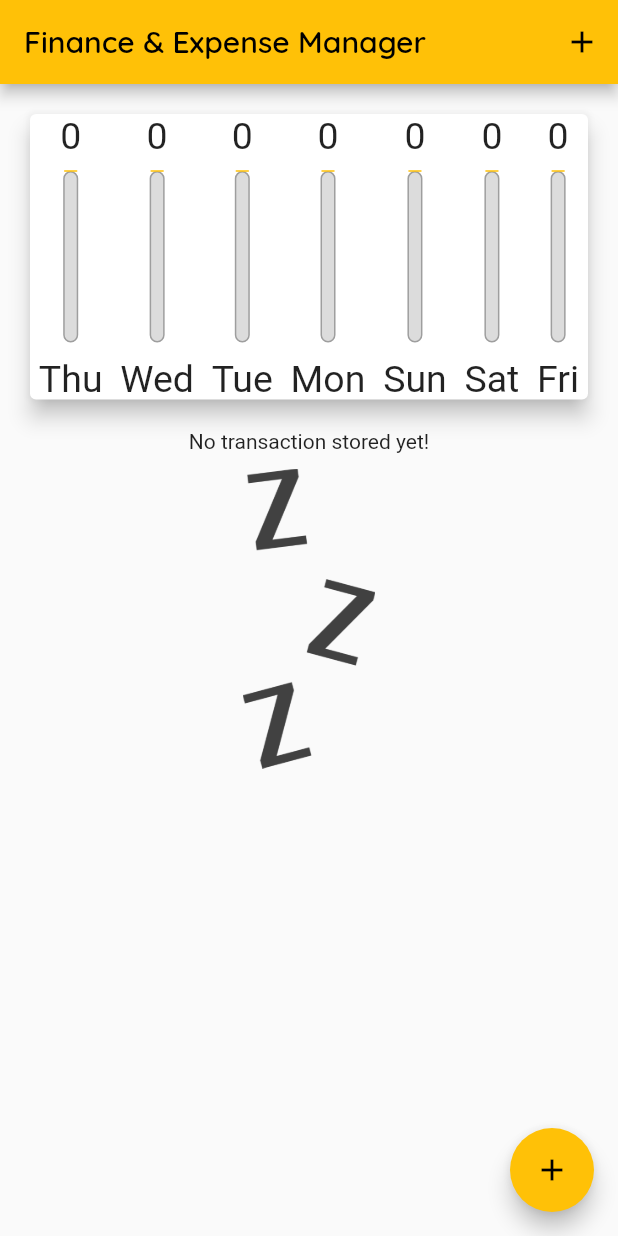
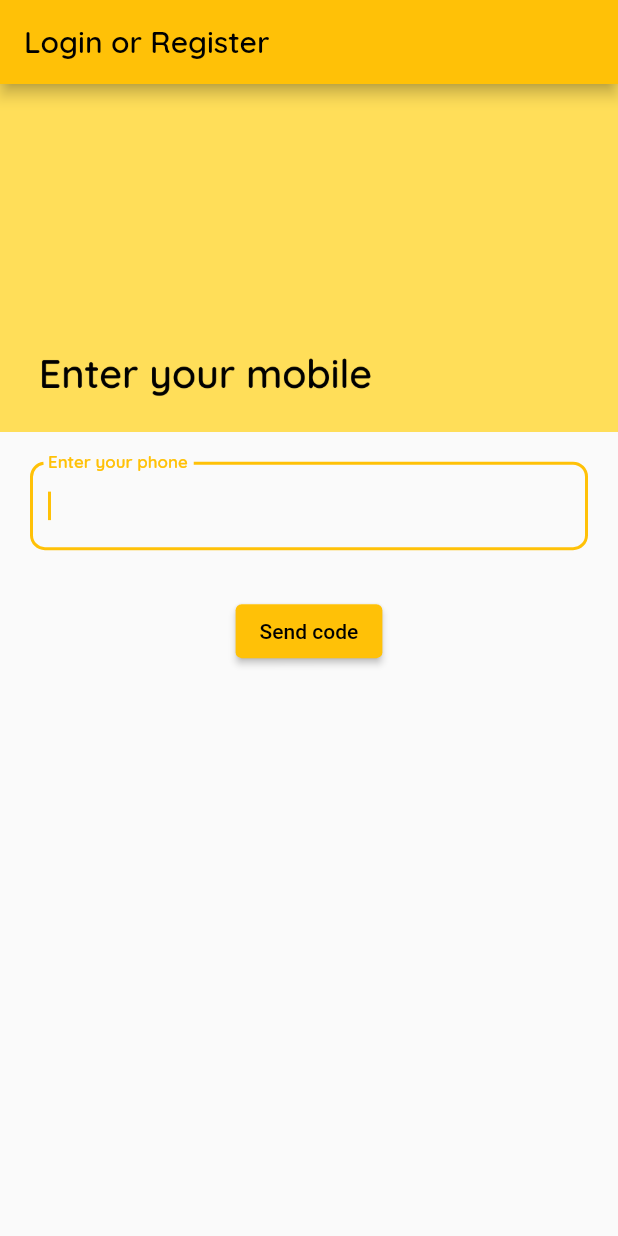
Before and after one commit to abhinavmishra-0302/expenses_and_finances_app, a Flutter app: the screen it shows after launch, on a phone screen of 412 x 824 dp. Run offline on Flutter 3.47's test engine with Material 2 defaults, Android fonts, the phone set to English and light mode, and no system bars; our stand-ins replace firebase_auth, firebase_core, fluttertoast; accounts and stored records are empty.

Commit message:
login page added

```diff
--- a/lib/main.dart
+++ b/lib/main.dart
@@ -1,16 +1,20 @@
-import 'package:expenses_and_finances/widgets/chart.dart';
-import 'package:expenses_and_finances/widgets/new_transaction.dart';
-import 'package:expenses_and_finances/widgets/transaction_list.dart';
+import 'package:expenses_and_finances/pages/home_page.dart';
+import 'package:expenses_and_finances/pages/login_page.dart';
+import 'package:firebase_auth/firebase_auth.dart';
+import 'package:firebase_core/firebase_core.dart';
 import 'package:flutter/material.dart';
 
-import 'models/transaction.dart';
 
-void main() {
-  runApp(const MyApp());
+void main() async{
+  WidgetsFlutterBinding.ensureInitialized();
+  await Firebase.initializeApp();
+  runApp(MyApp());
 }
 
 class MyApp extends StatelessWidget {
-  const MyApp({super.key});
+  MyApp({super.key});
+
+  User? user = FirebaseAuth.instance.currentUser;
 
   // This widget is the root of your application.
   @override
@@ -33,91 +37,7 @@ class MyApp extends StatelessWidget {
                   fontFamily: 'Quicksand',
                   fontWeight: FontWeight.normal,
                   fontSize: 10))),
-      home: MyHomePage(),
+      home: user == null ? LoginPage() : MyHomePage(),
     );
   }
 }
-
-class MyHomePage extends StatefulWidget {
-  @override
-  _MyHomePageState createState() {
-    return _MyHomePageState();
-  }
-}
-
-class _MyHomePageState extends State<MyHomePage> {
-  final titleController = TextEditingController();
-  final amountController = TextEditingController();
-
-  final List<Transaction> _userTransactions = [];
-
-  void _addNewTransaction(String title, double amount, DateTime _txnDate) {
-    final newTxn =
-        Transaction(DateTime.now().toString(), title, amount, _txnDate);
-    setState(() {
-      _userTransactions.add(newTxn);
-    });
-  }
-
-  void _startAddNewTransaction(BuildContext context) {
-    showModalBottomSheet(
-        context: context,
-        builder: (_) {
-          return NewTransaction(_addNewTransaction);
-        });
-  }
-
-  List<Transaction> get _recentTransaction {
-    return _userTransactions.where((tx) {
-      return tx.dateOfTxn.isAfter(
-        DateTime.now().subtract(Duration(days: 7)),
-      );
-    }).toList();
-  }
-
-  @override
-  Widget build(BuildContext context) {
-    final appBar = AppBar(
-      title: const Text("Finance & Expense Manager"),
-      actions: [
-        IconButton(
-          onPressed: () {
-            _startAddNewTransaction(context);
-          },
-          icon: Icon(Icons.add),
-        )
-      ],
-    );
-    return Scaffold(
-      appBar: appBar,
-      body: SingleChildScrollView(
-          child: Column(
-        mainAxisAlignment: MainAxisAlignment.start,
-        crossAxisAlignment: CrossAxisAlignment.center,
-        children: [
-          Container(
-              height: (MediaQuery.of(context).size.height -
-                      appBar.preferredSize.height -
-                      MediaQuery.of(context).padding.top) *
-                  0.3,
-              child: Chart(_recentTransaction)),
-          Container(
-              height: (MediaQuery.of(context).size.height -
-                      appBar.preferredSize.height -
-                      MediaQuery.of(context).padding.top) *
-                  0.7,
-              child: TransactionList(_userTransactions)),
-        ],
-      )),
-      floatingActionButtonLocation: FloatingActionButtonLocation.endFloat,
-      floatingActionButton: FloatingActionButton(
-        child: Icon(
-          Icons.add,
-        ),
-        onPressed: () {
-          _startAddNewTransaction(context);
-        },
-      ),
-    );
-  }
-}
--- /dev/null
+++ b/lib/pages/login_page.dart
@@ -0,0 +1,113 @@
+import 'package:expenses_and_finances/pages/home_page.dart';
+import 'package:firebase_auth/firebase_auth.dart';
+import 'package:flutter/material.dart';
+import 'package:fluttertoast/fluttertoast.dart';
+
+class LoginPage extends StatefulWidget {
+  @override
+  State<LoginPage> createState() => _LoginPageState();
+}
+
+class _LoginPageState extends State<LoginPage> {
+  final mobileController = TextEditingController();
+  final codeController = TextEditingController();
+
+  bool codeSent = false;
+  late String verificationId;
+  late FirebaseAuth auth;
+
+  Future mobileAuthHandler() async {
+    if (mobileController.text.length == 10) {
+      print("+91${mobileController.text}");
+      FirebaseAuth auth = FirebaseAuth.instance;
+      this.auth = auth;
+      await auth.verifyPhoneNumber(
+          phoneNumber: "+91${mobileController.text}",
+          verificationCompleted: (PhoneAuthCredential credential) {
+            auth.signInWithCredential(credential);
+            Fluttertoast.showToast(msg: "Signed in");
+          },
+          verificationFailed: (FirebaseAuthException e) {
+            Fluttertoast.showToast(msg: e.toString());
+          },
+          codeSent: (String verificationId, int? resendToken) {
+            setState(() {
+              codeSent = true;
+              this.verificationId = verificationId;
+              print("+91${mobileController.text}");
+            });
+          },
+          codeAutoRetrievalTimeout: (String verificationId) {});
+    } else {
+      Fluttertoast.showToast(msg: "Enter valid mobile number");
+    }
+  }
+
+  verifyCodeHandler(String verificationId, FirebaseAuth auth) {
+    final code = codeController.text;
+
+    AuthCredential credential = PhoneAuthProvider.credential(
+        verificationId: verificationId, smsCode: code);
+
+    auth.signInWithCredential(credential).whenComplete(() {
+      Fluttertoast.showToast(msg: "Sign in successful");
+      Navigator.push(context, MaterialPageRoute(builder: (context) {
+        return MyHomePage();
+      }));
+    });
+  }
+
+  @override
+  Widget build(BuildContext context) {
+    return Scaffold(
+      appBar: AppBar(
+        title: Text("Login or Register"),
+      ),
+      body: Column(
+        mainAxisAlignment: MainAxisAlignment.start,
+        children: [
+          Container(
+            child: Image.asset(
+              "assets/images/login.png",
+              fit: BoxFit.cover,
+            ),
+          ),
+          Container(
+            margin: EdgeInsets.all(20),
+            child: codeSent
+                ? TextFormField(
+                    autofocus: true,
+                    keyboardType: TextInputType.number,
+                    controller: codeController,
+                    decoration: InputDecoration(
+                        labelText: "Enter code sent",
+                        border: OutlineInputBorder(
+                            borderRadius: BorderRadius.all(Radius.circular(10)),
+                            borderSide: BorderSide(color: Colors.amberAccent))),
+                  )
+                : TextFormField(
+                    autofocus: true,
+                    keyboardType: TextInputType.number,
+                    controller: mobileController,
+                    decoration: InputDecoration(
+                        labelText: "Enter your phone",
+                        border: OutlineInputBorder(
+                            borderRadius: BorderRadius.all(Radius.circular(10)),
+                            borderSide: BorderSide(color: Colors.amberAccent))),
+                  ),
+          ),
+          Container(
+              margin: EdgeInsets.all(10),
+              child: codeSent
+                  ? ElevatedButton(
+                      onPressed: () {
+                        verifyCodeHandler(verificationId, auth);
+                      },
+                      child: Text("Sign in"))
+                  : ElevatedButton(
+                      onPressed: mobileAuthHandler, child: Text("Send code"))),
+        ],
+      ),
+    );
+  }
+}
--- a/lib/widgets/chart.dart
+++ b/lib/widgets/chart.dart
@@ -1,5 +1,3 @@
-import 'dart:math';
-
 import 'package:expenses_and_finances/models/transaction.dart';
 import 'package:expenses_and_finances/widgets/chart_bar.dart';
 import 'package:flutter/material.dart';
--- a/pubspec.yaml
+++ b/pubspec.yaml
@@ -33,6 +33,9 @@ dependencies:
     sdk: flutter
 
   intl: ^0.17.0
+  firebase_core: ^2.4.0
+  firebase_auth: ^4.2.1
+  fluttertoast: ^8.1.1
 
   # The following adds the Cupertino Icons font to your application.
   # Use with the CupertinoIcons class for iOS style icons.
@@ -63,6 +66,7 @@ flutter:
   # To add assets to your application, add an assets section, like this:
   assets:
      - assets/images/waiting.png
+     - assets/images/login.png
   #   - images/a_dot_ham.jpeg
 
   # An image asset can refer to one or more resolution-specific "variants", see
```
Also changed, not shown: lib/pages/home_page.dart (added, +90 -0 lines), assets/images/login.png (added), lib/firebase_options.dart (added), pubspec.lock, 6 other files.
